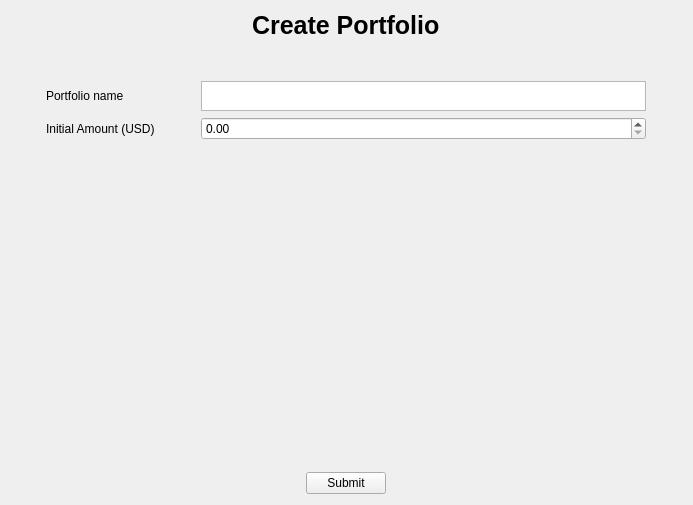
Above: src/gui/signup.ui from guruprerana/trading-platform-pp before the change. Below: the same form after it.
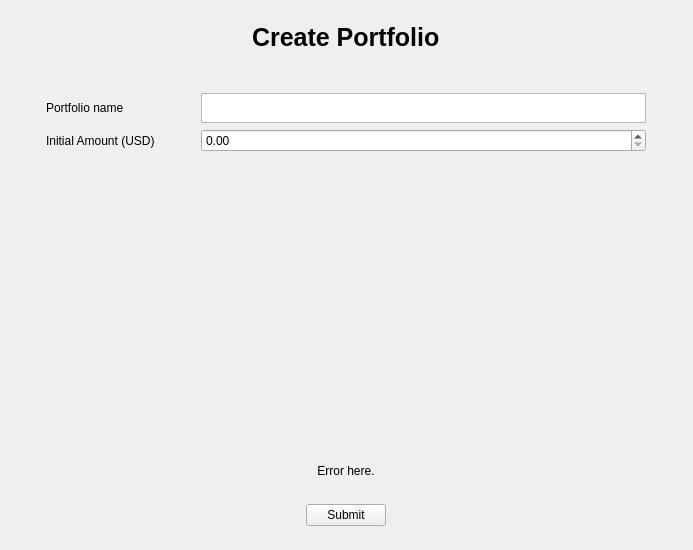
That is the form after the change. Custom widgets are drawn as their Qt base class.

```diff
--- a/src/gui/signup.ui
+++ b/src/gui/signup.ui
@@ -7,7 +7,7 @@
     <x>0</x>
     <y>0</y>
     <width>693</width>
-    <height>432</height>
+    <height>550</height>
    </rect>
   </property>
   <property name="sizePolicy">
@@ -194,6 +194,28 @@
        </property>
       </widget>
      </item>
+     <item>
+      <widget class="QLabel" name="errorLabel">
+       <property name="maximumSize">
+        <size>
+         <width>16777215</width>
+         <height>30</height>
+        </size>
+       </property>
+       <property name="styleSheet">
+        <string notr="true">QLabel {
+	color: 'red';
+	font-weight: 'bold';
+}</string>
+       </property>
+       <property name="text">
+        <string>Error here.</string>
+       </property>
+       <property name="alignment">
+        <set>Qt::AlignCenter</set>
+       </property>
+      </widget>
+     </item>
      <item>
       <layout class="QHBoxLayout" name="horizontalLayout_5">
        <property name="sizeConstraint">
```
Left out of the diff: 2 changed lines with no effect on the pictures.
